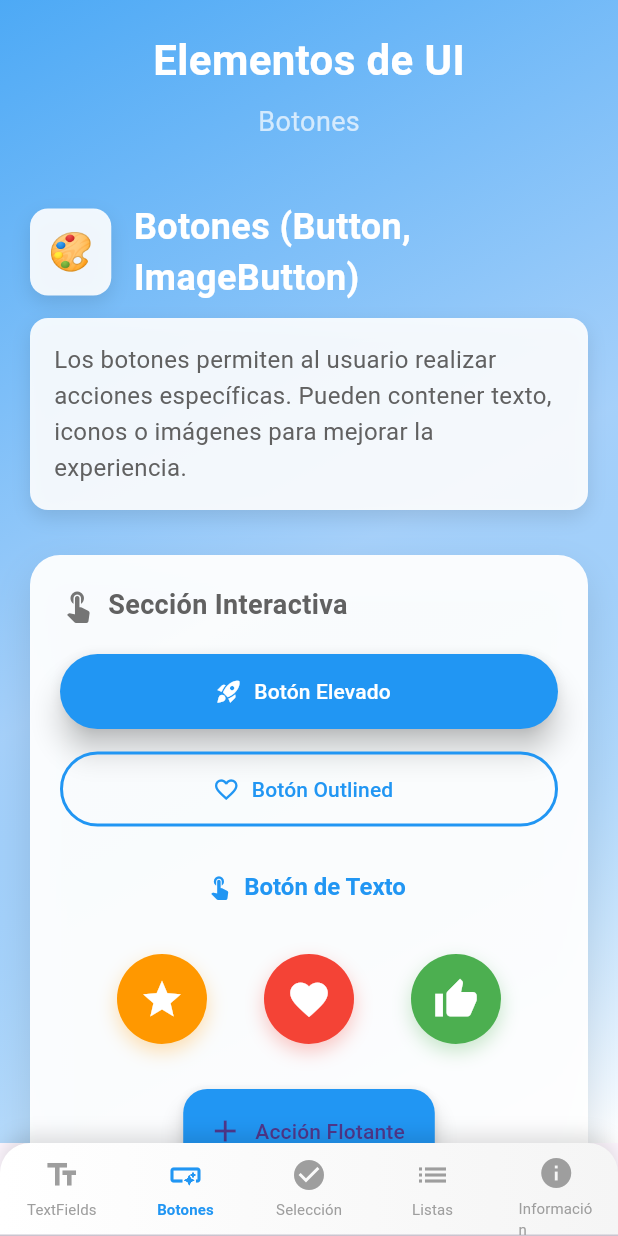
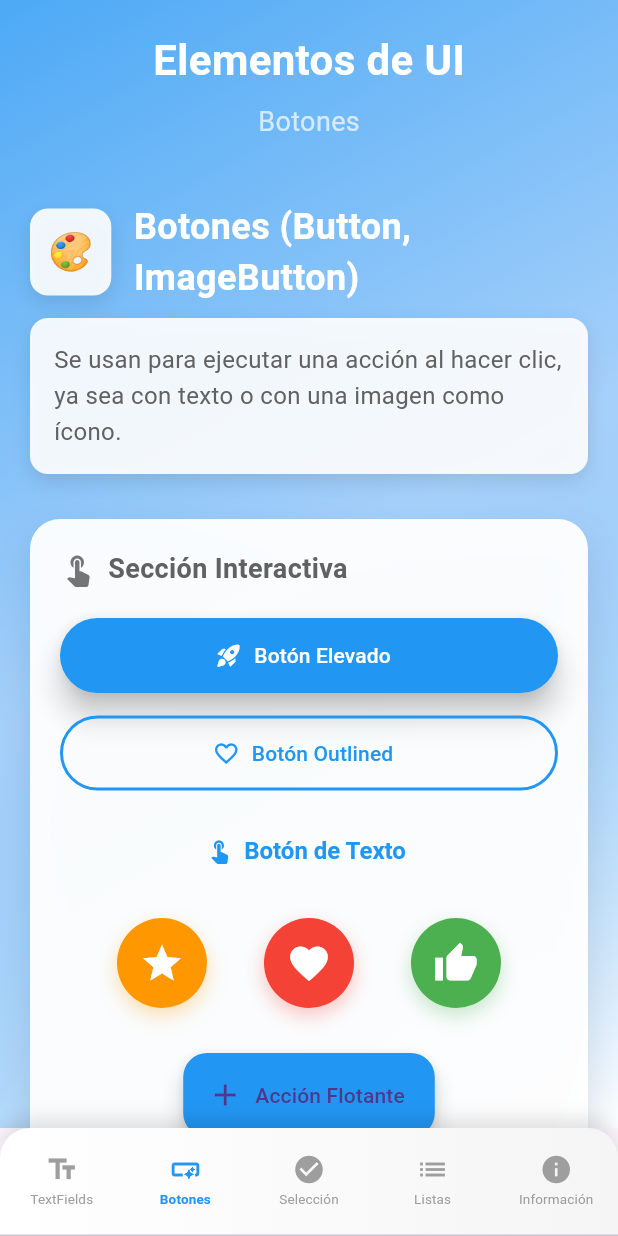
Before and after one commit to Ana-gon03/Practica01_instalacion, a Flutter app: the screen it shows after launch, item 2 of the bottom bar chosen, on a phone screen of 412 x 824 dp. Run offline on Flutter 3.47's test engine with Material 3 defaults, Android fonts, the phone set to English and light mode, and no system bars.

Commit message:
Agrgue las capturas

```diff
--- a/lib/main.dart
+++ b/lib/main.dart
@@ -144,24 +144,30 @@ class _MainScreenState extends State<MainScreen> with TickerProviderStateMixin {
           bool isSelected = _currentIndex == index;
 
           return Tab(
-            height: 60,
+            height: 70, // Incrementé la altura para dar más espacio
             child: Container(
-              padding: EdgeInsets.symmetric(vertical: 8),
+              padding: EdgeInsets.symmetric(vertical: 4), // Reducí el padding vertical
               child: Column(
                 mainAxisSize: MainAxisSize.min,
+                mainAxisAlignment: MainAxisAlignment.center, // Centrar contenido
                 children: [
                   Icon(
                     tab.icon,
                     color: isSelected ? tab.color : Colors.grey,
-                    size: 24,
+                    size: 22, // Reducí ligeramente el tamaño del ícono
                   ),
-                  SizedBox(height: 4),
-                  Text(
-                    tab.title,
-                    style: TextStyle(
-                      fontSize: 10,
-                      color: isSelected ? tab.color : Colors.grey,
-                      fontWeight: isSelected ? FontWeight.bold : FontWeight.normal,
+                  SizedBox(height: 2), // Reducí el espacio entre ícono y texto
+                  Flexible( // Agregué Flexible para manejar overflow
+                    child: Text(
+                      tab.title,
+                      style: TextStyle(
+                        fontSize: 9, // Reducí el tamaño de fuente
+                        color: isSelected ? tab.color : Colors.grey,
+                        fontWeight: isSelected ? FontWeight.bold : FontWeight.normal,
+                      ),
+                      maxLines: 1, // Limité a una línea
+                      overflow: TextOverflow.ellipsis, // Agregar puntos suspensivos si es muy largo
+                      textAlign: TextAlign.center,
                     ),
                   ),
                 ],
--- a/lib/widgets/buttons_fragment.dart
+++ b/lib/widgets/buttons_fragment.dart
@@ -20,8 +20,8 @@ class _ButtonsFragmentState extends State<ButtonsFragment> {
           buildSectionHeader('🎨', 'Botones (Button, ImageButton)'),
           SizedBox(height: 10),
           buildDescription(
-            'Los botones permiten al usuario realizar acciones específicas. '
-                'Pueden contener texto, iconos o imágenes para mejorar la experiencia.',
+            'Se usan para ejecutar una acción al hacer clic, '
+                'ya sea con texto o con una imagen como ícono.',
           ),
           SizedBox(height: 30),
 
--- a/lib/widgets/info_elements_fragment.dart
+++ b/lib/widgets/info_elements_fragment.dart
@@ -44,8 +44,8 @@ class _InfoElementsFragmentState extends State<InfoElementsFragment>
           buildSectionHeader('ℹ️', 'Elementos de Información'),
           SizedBox(height: 10),
           buildDescription(
-            'Muestran información al usuario de forma visual y atractiva. '
-                'Incluyen textos, imágenes y barras de progreso.',
+            'Exhiben información al usuario, ya sea texto, '
+                'imágenes o el progreso de una tarea en ejecución.',
           ),
           SizedBox(height: 30),
 
--- a/lib/widgets/lists_fragment.dart
+++ b/lib/widgets/lists_fragment.dart
@@ -28,8 +28,8 @@ class _ListasFragmentState extends State<ListasFragment> {
               buildSectionHeader('📋', 'Listas (RecyclerView/ListView)'),
               SizedBox(height: 10),
               buildDescription(
-                'Las listas muestran datos de forma organizada y permiten scroll. '
-                    'Son perfectas para mostrar colecciones de elementos similares.',
+                'Muestran conjuntos de elementos de forma organizada '
+                    'y desplazable, ideales para listas largas.',
               ),
             ],
           ),
--- a/lib/widgets/selection_fragment.dart
+++ b/lib/widgets/selection_fragment.dart
@@ -24,8 +24,8 @@ class _SelectionFragmentState extends State<SelectionFragment> {
           buildSectionHeader('✅', 'Elementos de Selección'),
           SizedBox(height: 10),
           buildDescription(
-            'Permiten al usuario seleccionar opciones de forma individual o múltiple. '
-                'Incluyen checkboxes, radio buttons y switches.',
+            'Sirven para seleccionar opciones, ya sea múltiples '
+                'únicas o activar/desactivar estados.',
           ),
           SizedBox(height: 30),
 
--- a/lib/widgets/text_fields_fragment.dart
+++ b/lib/widgets/text_fields_fragment.dart
@@ -22,8 +22,7 @@ class _TextFieldsFragmentState extends State<TextFieldsFragment> {
           buildSectionHeader('📝', 'TextFields (EditText)'),
           SizedBox(height: 10),
           buildDescription(
-            'Los TextFields permiten al usuario introducir y editar texto. '
-                'Son fundamentales para formularios y entrada de datos.',
+            'Los TextFields Permiten al usuario ingresar y editar texto, como nombres, correos o contraseñas.',
           ),
           SizedBox(height: 30),
 
```
Also changed, not shown: assets/botones1.jpg (added), assets/botones2.jpg (added), assets/info1.jpg (added), assets/info2.jpg (added), assets/info3.jpg (added), assets/info4.jpg (added), assets/listas.jpg (added), assets/selec1.jpg (added), assets/selec2.jpg (added), assets/text.jpg (added), 1 other file.
